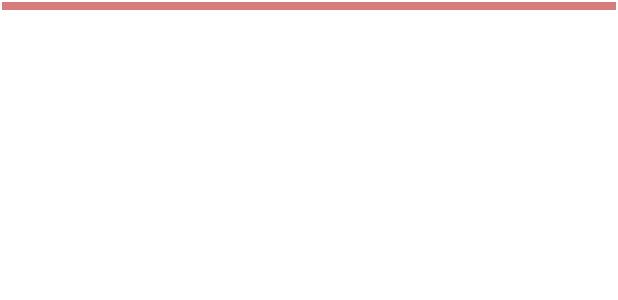
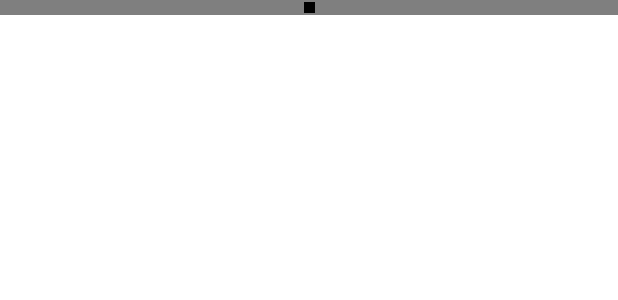
Before and after one commit to jakedruth/Project-2-The-Game-Of-Life, an Android app: the layout list_item_cell.xml on its own in the app's theme, with its tools: preview values and no code run, on a phone screen of 412 x 824 dp. Shown: the top 300 px of the screen. Run offline under Robolectric (Android 15) with nearby library versions, the phone set to English and light mode, and no system bars.

```diff
--- /dev/null
+++ b/app/src/main/res/drawable/cell_animation.xml
@@ -0,0 +1,4 @@
+<?xml version="1.0" encoding="utf-8"?>
+<animation-list xmlns:android="http://schemas.android.com/apk/res/android"
+    android:oneshot="true">
+</animation-list>
--- /dev/null
+++ b/app/src/main/res/drawable/ic_solid_square.xml
@@ -0,0 +1,9 @@
+<vector xmlns:android="http://schemas.android.com/apk/res/android"
+    android:width="64dp"
+    android:height="64dp"
+    android:viewportWidth="1"
+    android:viewportHeight="1">
+  <path
+      android:fillColor="#FF000000"
+      android:pathData="m0,0v1h1V0"/>
+</vector>
--- a/app/src/main/res/layout/list_item_cell.xml
+++ b/app/src/main/res/layout/list_item_cell.xml
@@ -3,6 +3,21 @@
     xmlns:tools="http://schemas.android.com/tools"
     android:id="@+id/layout"
     android:layout_width="match_parent"
-    android:layout_height="5dp"
-    android:layout_margin="1dp"
-    android:background="#D67C7C" />
+    android:layout_height="10dp"
+    android:background="#7F7F7F">
+
+    <ImageView
+        android:id="@+id/imageView"
+        android:layout_width="match_parent"
+        android:layout_height="match_parent"
+        android:layout_marginStart="1dp"
+        android:layout_marginTop="1dp"
+        android:layout_marginEnd="1dp"
+        android:layout_marginBottom="1dp"
+        android:contentDescription="@android:string/untitled"
+        app:layout_constraintBottom_toBottomOf="parent"
+        app:layout_constraintEnd_toEndOf="parent"
+        app:layout_constraintStart_toStartOf="parent"
+        app:layout_constraintTop_toTopOf="parent"
+        app:srcCompat="@drawable/ic_solid_square" />
+</androidx.constraintlayout.widget.ConstraintLayout>
--- a/app/src/main/res/values/strings.xml
+++ b/app/src/main/res/values/strings.xml
@@ -1,3 +1,6 @@
 <resources>
     <string name="app_name">Project 2 - The Game of Life</string>
+    <string name="start">Start</string>
+    <string name="stop">Stop</string>
+    <string name="clear">Clear</string>
 </resources>
```
Also changed, not shown: app/src/main/java/com/example/project2_thegameoflife/Grid.kt (+38 -8 lines), app/src/main/java/com/example/project2_thegameoflife/MainActivity.kt (+66 -14 lines), app/src/main/res/layout/activity_main.xml (+4 -4 lines).
